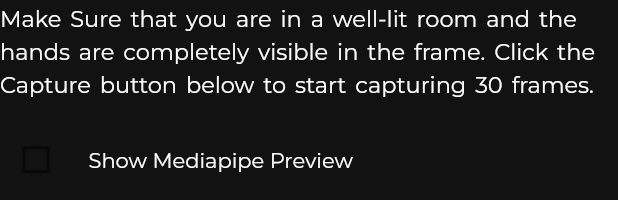
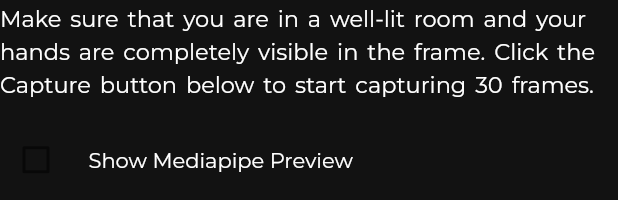
Before and after one commit to jans-johnson/sign_language_detection_webapp_flutter, a Flutter app: the PreviewCamera widget shown alone on an empty page, opened directly, on a phone screen of 412 x 824 dp. Shown: the top 200 px of the screen. Run offline on Flutter 3.47's test engine with Material 2 defaults, Android fonts, the phone set to English and light mode, and no system bars; our stand-ins replace animated_text_kit, camera, flutter_animation_progress_bar, flutter_svg, google_fonts, simple_icons; missing offline and left inert: cross_file_image, dart:html, dart:js; network calls fail; project files that could hold a hidden picture were left out.

Commit message:
Detection page Update

```diff
--- a/lib/detection_page/preview_cam.dart
+++ b/lib/detection_page/preview_cam.dart
@@ -83,8 +83,8 @@ class _PreviewCameraState extends State<PreviewCamera> {
           ],
         ),
         SizedBox(
-          height: 300,
-          width: 500,
+          height:300,
+          width: 400,
           child: Center(
             child: sharedState.image == null
                 ? CircularProgressIndicator()
--- a/lib/detection_page/screen_detect.dart
+++ b/lib/detection_page/screen_detect.dart
@@ -21,11 +21,12 @@ class ScreenDetect extends StatelessWidget {
             Expanded(
               child: SingleChildScrollView(
                 child: Padding(
-                  padding: const EdgeInsets.all(8.0),
+                  padding:const EdgeInsets.only(right: 50.0, left:8.0, top: 8.0, bottom: 8.0),
                   child: Row(
                     children: [
                       Flexible(
-                        flex: 1,
+                        flex: 2,
+                        fit: FlexFit.tight,
                         child: const ShowCamera(),
                       ),
                       Flexible(
--- a/lib/detection_page/show_camera.dart
+++ b/lib/detection_page/show_camera.dart
@@ -49,7 +49,7 @@ class _ShowCameraState extends State<ShowCamera> {
                       value: e,
                       child: Text(e.name,
                           style: const TextStyle(
-                            color: Color.fromARGB(255, 75, 75, 75),
+                            color: Color.fromARGB(255, 207, 206, 206),
                           )),
                     );
                   }).toList()
@@ -67,8 +67,8 @@ class _ShowCameraState extends State<ShowCamera> {
               });
             }),
         SizedBox(
-            height: 400,
-            width: 650,
+            height: 450,
+            width: 700,
             child: DetectionFunction.instance.controller == null
                 ? const Center(child: Text("Loading Camera..."))
                 : !DetectionFunction.instance.controller!.value.isInitialized
--- a/lib/utils/consts.dart
+++ b/lib/utils/consts.dart
@@ -9,6 +9,6 @@ action recognition using skeletal points. Each sign has a distinct set of skelet
 accurately defined using MediaPipe. The application supports real-time translation and identifies 25 alphabets
 which high accuracy. The interface is created using Flutter.'''
           .replaceAll("\n", "");
-  static String instructions = '''Make Sure that you are in a well-lit room and the hands are completely visible in the frame.
+  static String instructions = '''Make sure that you are in a well-lit room and your hands are completely visible in the frame.
 Click the Capture button below to start capturing 30 frames.'''.replaceAll("\n", "");
 }
```
Also changed, not shown: lib/detection_page/send_button.dart (+7 -4 lines).
